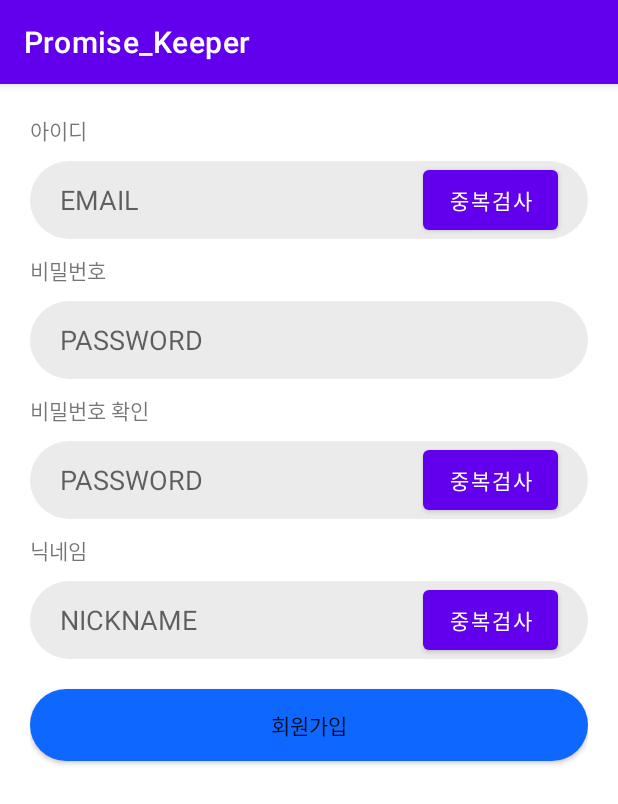
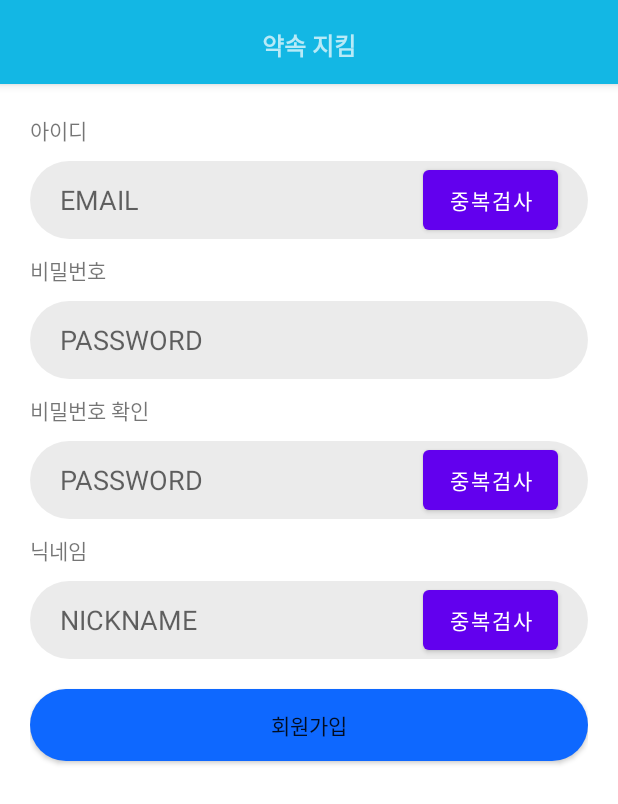
Before and after one commit to JaeCheon0222/Promise_Keeper, an Android app: the screen it shows after launch (SignUpActivity), after a tap on "회원가입", on a phone screen of 412 x 824 dp. Shown: the top 804 px of the screen. Run offline under Robolectric (Android 15) with nearby library versions, the phone set to English and light mode, and no system bars; our stand-ins replace data binding; network calls fail.

Commit message:
#6 #18 #19 기본 appbar 설정, 기본 출발지 리스트 보여주기

```diff
--- a/app/src/main/java/com/jc/promise_keeper/common/api/Url.kt
+++ b/app/src/main/java/com/jc/promise_keeper/common/api/Url.kt
@@ -2,4 +2,5 @@ package com.jc.promise_keeper.common.api
 
 object Url {
     const val KEEP_THE_TIME_URL = "https://keepthetime.xyz"
+    const val KAKAO_API_BASE_URL = "https://dapi.kakao.com/"
 }
--- a/app/src/main/java/com/jc/promise_keeper/common/api/service/PromiseKeepService.kt
+++ b/app/src/main/java/com/jc/promise_keeper/common/api/service/PromiseKeepService.kt
@@ -4,6 +4,7 @@ import com.jc.promise_keeper.common.util.Preferences
 import com.jc.promise_keeper.data.model.appointment.Data
 import com.jc.promise_keeper.data.model.appointment.User
 import com.jc.promise_keeper.data.model.basic_response.BasicResponse
+import retrofit2.Call
 import retrofit2.Response
 import retrofit2.http.*
 
@@ -33,12 +34,15 @@ interface PromiseKeepService {
     @FormUrlEncoded
     @POST("/user/place")
     suspend fun postRequestFrequentlyPlace(
-        @Header("X-Http-Token") token: String,
+//        @Header("X-Http-Token") token: String,
         @Field("name") name: String,
         @Field("latitude") lat: Long,
         @Field("longitude") lng: Long,
         @Field("is_primary") isPrimary: Boolean
     ): Response<BasicResponse>
 
+    @GET("/user/place")
+    suspend fun getRequestFrequentlyPlaceList() : Response<BasicResponse>
+
 
 }
--- a/app/src/main/java/com/jc/promise_keeper/common/util/base_view/BaseAppCompatActivity.kt
+++ b/app/src/main/java/com/jc/promise_keeper/common/util/base_view/BaseAppCompatActivity.kt
@@ -5,11 +5,16 @@ import android.content.Intent
 import android.os.Bundle
 import android.os.Handler
 import android.os.Looper
+import android.widget.ImageView
+import android.widget.TextView
 import android.widget.Toast
 import androidx.annotation.LayoutRes
+import androidx.appcompat.app.ActionBar
 import androidx.appcompat.app.AppCompatActivity
+import androidx.appcompat.widget.Toolbar
 import androidx.databinding.DataBindingUtil
 import androidx.databinding.ViewDataBinding
+import com.jc.promise_keeper.R
 
 //region * BaseActivity
 abstract class BaseAppCompatActivity<T : ViewDataBinding>(
@@ -19,10 +24,18 @@ abstract class BaseAppCompatActivity<T : ViewDataBinding>(
     protected lateinit var binding: T
     protected lateinit var mContext: Context
 
+    // 액션바의 UI 요소들을 멤버 변수로 => 상속 받은 화면들이 각자 컨트롤 가능.
+    lateinit var txtTitle: TextView
+    lateinit var btnAdd: ImageView
+
     override fun onCreate(savedInstanceState: Bundle?) {
         super.onCreate(savedInstanceState)
         binding = DataBindingUtil.setContentView(this, layoutRes)
         mContext = this
+        // 실체가 있을 때만 실행
+        supportActionBar?.let {
+            setCustomActionBar()
+        }
         binding.onCreate()
 
     }
@@ -48,5 +61,23 @@ abstract class BaseAppCompatActivity<T : ViewDataBinding>(
         }
     }
 
+
+    private fun setCustomActionBar() {
+
+        val defaultActionBar = supportActionBar!!
+//        defaultActionBar.setDisplayShowCustomEnabled(true) // 아래 코드와 같은 기능
+        defaultActionBar.displayOptions = ActionBar.DISPLAY_SHOW_CUSTOM
+        defaultActionBar.setCustomView(R.layout.custom_appbar_layout)
+
+        val toolbar = defaultActionBar.customView.parent as Toolbar
+        toolbar.setContentInsetsAbsolute(0, 0)
+
+        // UI 요소들 실제 값 대입
+        txtTitle = defaultActionBar.customView.findViewById(R.id.txtTitle)
+        btnAdd = defaultActionBar.customView.findViewById(R.id.btnAdd)
+
+    }
+
+
 }
 //endregion
--- a/app/src/main/java/com/jc/promise_keeper/data/model/appointment/Data.kt
+++ b/app/src/main/java/com/jc/promise_keeper/data/model/appointment/Data.kt
@@ -10,6 +10,6 @@ data class Data(
     val user: User?,
     @SerializedName("token")
     val token: String,
-    @SerializedName("place")
-    val place: PlaceData
+    @SerializedName("places")
+    val places: List<PlaceData>
 )
--- a/app/src/main/java/com/jc/promise_keeper/view/fragments/ProfileFragment.kt
+++ b/app/src/main/java/com/jc/promise_keeper/view/fragments/ProfileFragment.kt
@@ -5,7 +5,7 @@ import android.os.Bundle
 import com.jc.promise_keeper.R
 import com.jc.promise_keeper.common.util.base_view.BaseFragment
 import com.jc.promise_keeper.databinding.FragmentProfileBinding
-import com.jc.promise_keeper.view.activities.place.FrequentlyUsedPlaceActivity
+import com.jc.promise_keeper.view.activities.place.FrequentlyPlaceListActivity
 
 class ProfileFragment: BaseFragment<FragmentProfileBinding>(R.layout.fragment_profile) {
 
@@ -21,7 +21,7 @@ class ProfileFragment: BaseFragment<FragmentProfileBinding>(R.layout.fragment_pr
         super.setEvents()
 
         myStartPlaceListLayout.setOnClickListener {
-            Intent(mContext, FrequentlyUsedPlaceActivity::class.java).run {
+            Intent(mContext, FrequentlyPlaceListActivity::class.java).run {
                 startActivity(this)
             }
         }
--- /dev/null
+++ b/app/src/main/res/layout/custom_appbar_layout.xml
@@ -0,0 +1,29 @@
+<?xml version="1.0" encoding="utf-8"?>
+<FrameLayout xmlns:android="http://schemas.android.com/apk/res/android"
+    android:layout_width="match_parent"
+    android:layout_height="60dp"
+    android:background="@color/azure"
+    android:orientation="vertical">
+
+    <TextView
+        android:id="@+id/txtTitle"
+        android:layout_width="wrap_content"
+        android:layout_height="wrap_content"
+        android:layout_gravity="center"
+        android:text="약속 지킴"
+        android:textStyle="bold"
+        android:textSize="16sp" />
+
+    <!-- 이미지를 줄일 때는 width, height 수정보다 padding 으로 조절이 좋다.-->
+    <ImageView
+        android:id="@+id/btnAdd"
+        android:layout_width="40dp"
+        android:layout_height="40dp"
+        android:layout_gravity="end|center_vertical"
+        android:layout_marginEnd="10dp"
+        android:padding="5dp"
+        android:visibility="gone"
+        android:src="@drawable/plus_icon" />
+
+
+</FrameLayout>
--- a/gradle.properties
+++ b/gradle.properties
@@ -24,3 +24,4 @@ android.nonTransitiveRClass=true
 android.enableJetifier=true
 
 NAVER_MAP_CLIENT_ID="7f00pystca"
+KAKAO_API_KEY="81a499e412519a65ce6ab948f8d11b8a"
```
Also changed, not shown: app/build.gradle (+7 -0 lines), app/src/main/AndroidManifest.xml (+13 -7 lines), app/src/main/java/com/jc/promise_keeper/MainActivity.kt (+30 -1 lines), app/src/main/java/com/jc/promise_keeper/adapter/PlaceRecyclerAdapter.kt (added, +58 -0 lines), app/src/main/java/com/jc/promise_keeper/common/api/Connect.kt (+29 -1 lines), app/src/main/java/com/jc/promise_keeper/common/api/repository/PlaceRepository.kt (added, +23 -0 lines), app/src/main/java/com/jc/promise_keeper/common/api/repository/UserRepository.kt (+1 -9 lines), app/src/main/java/com/jc/promise_keeper/view/activities/place/FrequentlyPlaceListActivity.kt (added, +60 -0 lines), app/src/main/java/com/jc/promise_keeper/view/activities/place/FrequentlyUsedPlaceActivity.kt (+7 -0 lines), app/src/main/java/com/jc/promise_keeper/view/activities/promise/add/AddPromiseActivity.kt (+25 -0 lines), app/src/main/res/layout/activity_frequently_place_list.xml (added, +22 -0 lines), app/src/main/res/layout/frequenlty_place_list_item.xml (added, +56 -0 lines), app/src/main/res/drawable-v24/plus_icon.png (added).
